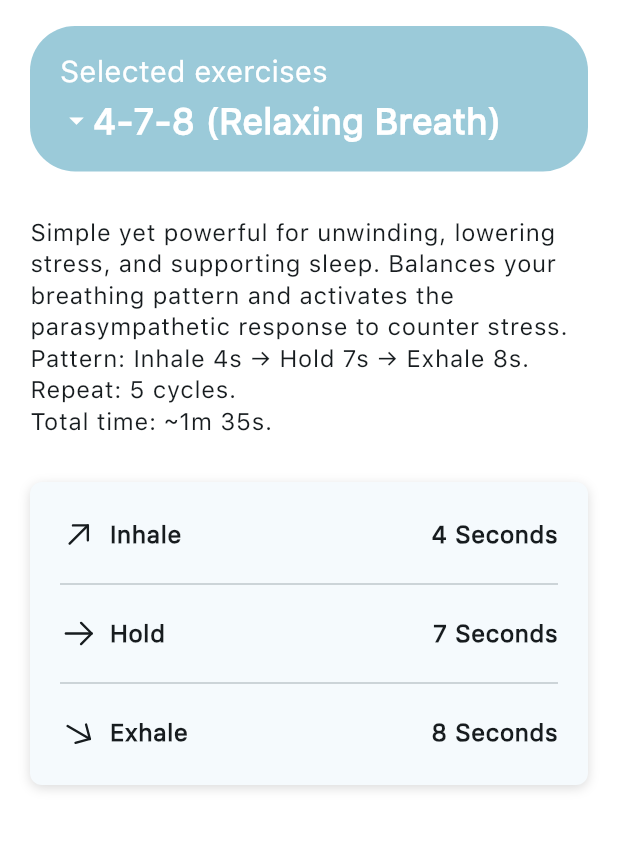
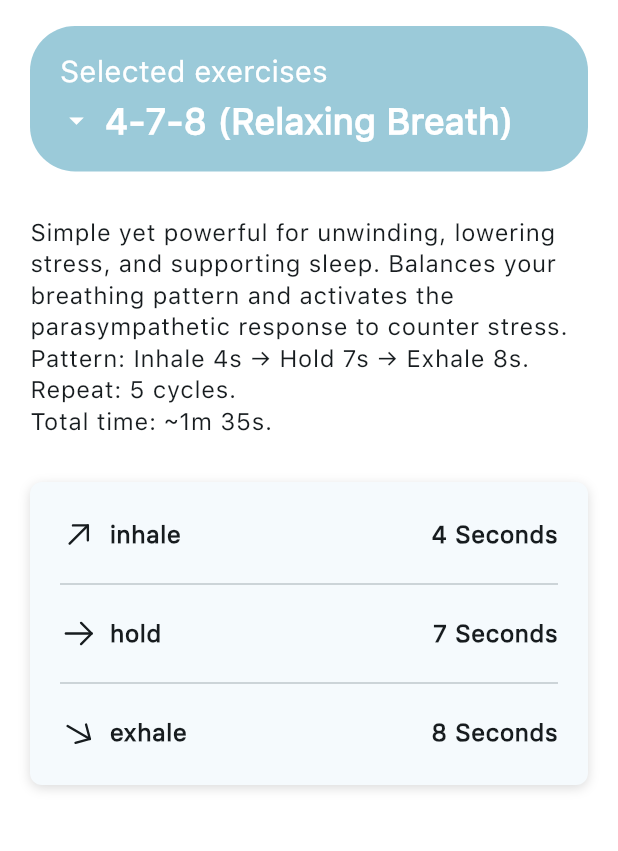
Before and after one commit to qwerpap/breathe_app, a Flutter app: the screen it shows after launch, after a tap on "Exercises", on a phone screen of 412 x 824 dp, the part 64-915 px from its top. Run offline on Flutter 3.47's test engine with Material 3 defaults, Android fonts, the phone set to English and light mode, and no system bars; drawn by our look-alikes of auto_size_text; our stand-ins replace flutter_bloc, flutter_svg, shared_preferences.

Commit message:
version 1.0.0

```diff
--- a/lib/constants/app_constants.dart
+++ b/lib/constants/app_constants.dart
@@ -1,21 +1,22 @@
 import 'package:breathe_app/features/breathe_screen/data/models/breathe_model.dart';
+import 'package:breathe_app/generated/l10n.dart';
+import 'package:flutter/material.dart';
 
 class AppConstants {
   static const nameApp = 'FlowPause';
   static const versionApp = '1.0.0';
 
-  static const List<BreatheModel> techniques = [
+  static List<BreatheModel> getTechniques(BuildContext context) {
+    final s = S.of(context);
+
+    return [
       BreatheModel(
-      name: '4‑7‑8 (Relaxing Breath)',
+        name: s.technique_478_name,
         steps: [BreathStep(inhale: 4, hold: 7, exhale: 8)],
-      description:
-          'Simple yet powerful for unwinding, lowering stress, and supporting sleep. Balances your breathing pattern and activates the parasympathetic response to counter stress.\n'
-          'Pattern: Inhale 4s → Hold 7s → Exhale 8s.\n'
-          'Repeat: 5 cycles.\n'
-          'Total time: ~1m 35s.',
+        description: s.technique_478_description,
       ),
       BreatheModel(
-      name: '1:2 (Long Exhale)',
+        name: s.technique_12_name,
         steps: [
           BreathStep(inhale: 8, hold: 0, exhale: 16),
           BreathStep(inhale: 7, hold: 0, exhale: 14),
@@ -26,44 +27,29 @@ class AppConstants {
           BreathStep(inhale: 2, hold: 0, exhale: 4),
           BreathStep(inhale: 1, hold: 0, exhale: 2),
         ],
-      description:
-          'A short inhale followed by an exhale twice as long gently engages the parasympathetic system and encourages relaxation. Useful under stress and before sleep.\n'
-          'Pattern: Inhale 4s → Exhale 8s.\n'
-          'Repeat: 8 cycles.\n'
-          'Total time: ~1m 36s.',
+        description: s.technique_12_description,
       ),
       BreatheModel(
-      name: 'Rectangle Breathing',
+        name: s.technique_rectangle_name,
         steps: [
           BreathStep(inhale: 6, hold: 3, exhale: 6),
           BreathStep(inhale: 0, hold: 3, exhale: 0), // задержка после выдоха
         ],
-      description:
-          'Longer inhales/exhales paired with brief breath‑holds help even out your breathing, ease tension, and support steady focus. A good steadying rhythm in challenging moments.\n'
-          'Pattern: Inhale 6s → Hold 3s → Exhale 6s → Hold 3s.\n'
-          'Repeat: 5 cycles.\n'
-          'Total time: ~1m 30s.',
+        description: s.technique_rectangle_description,
       ),
       BreatheModel(
-      name: 'Ujjayi',
+        name: s.technique_ujjayi_name,
         steps: [BreathStep(inhale: 5, hold: 0, exhale: 5)],
-      description:
-          'A traditional yogic method: slow nasal breathing with a light throat constriction that creates a soothing “ocean” sound. Deepens relaxation, sharpens concentration, and syncs breath with movement in yoga—great when you need to ground yourself.\n'
-          'Pattern: Inhale 5s → Exhale 5s.\n'
-          'Repeat: 10 cycles.\n'
-          'Total time: ~1m 40s.',
+        description: s.technique_ujjayi_description,
       ),
       BreatheModel(
-      name: 'Box (Square) Breathing',
+        name: s.technique_box_name,
         steps: [
           BreathStep(inhale: 4, hold: 4, exhale: 4),
           BreathStep(inhale: 0, hold: 4, exhale: 0), // задержка после выдоха
         ],
-      description:
-          'Equal lengths for inhale, hold, exhale, hold. Stabilizes rhythm, calms the nervous system, and helps you regain control and concentration in stressful situations. The steady tempo feels meditative.\n'
-          'Pattern: Inhale 4s → Hold 4s → Exhale 4s → Hold 4s.\n'
-          'Repeat: 5 cycles.\n'
-          'Total time: ~1m 20s.',
+        description: s.technique_box_description,
       ),
     ];
   }
+}
--- a/lib/features/exercises_screen/view/exercises_screen.dart
+++ b/lib/features/exercises_screen/view/exercises_screen.dart
@@ -19,11 +19,10 @@ class ExercisesScreen extends StatefulWidget {
 }
 
 class _ExercisesScreenState extends State<ExercisesScreen> {
-  final List<BreatheModel> techniques = AppConstants.techniques;
-
   int selectedTechniqueIndex = 0;
 
   void _showTechniquePicker() {
+    final techniques = AppConstants.getTechniques(context);
     showTechniquePicker(
       context: context,
       techniques: techniques,
@@ -39,7 +38,7 @@ class _ExercisesScreenState extends State<ExercisesScreen> {
     final theme = Theme.of(context);
     final textTheme = theme.textTheme;
     final surfaceColor = theme.colorScheme.surface;
-    final onSurfaceColor = theme.colorScheme.onSurface;
+    final techniques = AppConstants.getTechniques(context);
     final step = techniques[selectedTechniqueIndex].steps.first;
     return Scaffold(
       appBar: PreferredSize(
@@ -47,7 +46,7 @@ class _ExercisesScreenState extends State<ExercisesScreen> {
         child: CustomAppBar(title: S.of(context).exercises),
       ),
       body: ListView(
-        padding: EdgeInsets.symmetric(horizontal: 20),
+        padding: const EdgeInsets.symmetric(horizontal: 20),
         children: [
           SelectedExercises(
             techniques: techniques,
@@ -77,19 +76,19 @@ class _ExercisesScreenState extends State<ExercisesScreen> {
             child: Column(
               children: [
                 BreatheDetailsCard(
-                  title: 'Inhale',
+                  title: S.of(context).inhale,
                   svg: ImageSource.arrowUp,
                   duration: step.inhale,
                 ),
-                Divider(),
+                const Divider(),
                 BreatheDetailsCard(
-                  title: 'Hold',
+                  title: S.of(context).hold,
                   svg: ImageSource.arrowUp,
                   duration: step.hold,
                 ),
-                Divider(),
+                const Divider(),
                 BreatheDetailsCard(
-                  title: 'Exhale',
+                  title: S.of(context).exhale,
                   svg: ImageSource.arrowUp,
                   duration: step.exhale,
                 ),
--- a/lib/features/exercises_screen/widget/selected_exercises.dart
+++ b/lib/features/exercises_screen/widget/selected_exercises.dart
@@ -1,3 +1,4 @@
+import 'package:auto_size_text/auto_size_text.dart';
 import 'package:breathe_app/features/breathe_screen/data/models/breathe_model.dart';
 import 'package:breathe_app/theme/app_colors.dart';
 import 'package:flutter/material.dart';
@@ -40,11 +41,18 @@ class SelectedExercises extends StatelessWidget {
                   Icons.arrow_drop_down,
                   color: AppColors.whiteColor,
                 ),
-                Text(
-                  techniques[selectedTechniqueIndex].name,
-                  style: theme.titleMedium?.copyWith(
-                    color: AppColors.whiteColor,
-                    fontWeight: FontWeight.w600,
+                const SizedBox(
+                  width: 8,
+                ), // чтобы был отступ между иконкой и текстом
+                Expanded(
+                  child: AutoSizeText(
+                    techniques[selectedTechniqueIndex].name,
+                    maxLines: 1,
+                    overflow: TextOverflow.ellipsis,
+                    style: theme.titleMedium?.copyWith(
+                      color: AppColors.whiteColor,
+                      fontWeight: FontWeight.w600,
+                    ),
                   ),
                 ),
               ],
--- a/lib/features/splash_screen/view/splash_screen.dart
+++ b/lib/features/splash_screen/view/splash_screen.dart
@@ -1,20 +1,41 @@
+import 'dart:async';
 import 'package:breathe_app/constants/app_constants.dart';
 import 'package:breathe_app/constants/image_source.dart';
+import 'package:breathe_app/features/menu_screen/view/menu_screen.dart';
 import 'package:breathe_app/theme/app_colors.dart';
 import 'package:flutter/material.dart';
 import 'package:flutter_svg/flutter_svg.dart';
 
-class SplashScreen extends StatelessWidget {
+class SplashScreen extends StatefulWidget {
   const SplashScreen({super.key});
 
   @override
+  State<SplashScreen> createState() => _SplashScreenState();
+}
+
+class _SplashScreenState extends State<SplashScreen> {
+  bool _navigated = false;
+
+  @override
   Widget build(BuildContext context) {
+    // Навигация только один раз
+    if (!_navigated) {
+      _navigated = true;
+      Future.delayed(const Duration(milliseconds: 1500), () {
+        if (!mounted) return;
+        Navigator.of(context).pushReplacement(
+          MaterialPageRoute(builder: (_) => const MenuScreen()),
+        );
+      });
+    }
+
     final textStyle = TextStyle(
       fontFamily: 'SfPro',
-      fontSize: 24,
+      fontSize: 36,
       fontWeight: FontWeight.w600,
       color: Colors.white,
     );
+
     return Scaffold(
       body: SafeArea(
         child: Container(
@@ -27,7 +48,7 @@ class SplashScreen extends StatelessWidget {
                   ImageSource.logo,
                   width: MediaQuery.of(context).size.width * 0.8,
                 ),
-                SizedBox(height: 16),
+                const SizedBox(height: 16),
                 Text(AppConstants.nameApp, style: textStyle),
               ],
             ),
--- a/lib/main.dart
+++ b/lib/main.dart
@@ -1,7 +1,7 @@
 import 'dart:async';
 import 'package:breathe_app/features/global/bloc/toggle_theme_bloc.dart';
-import 'package:breathe_app/features/menu_screen/view/menu_screen.dart';
 import 'package:breathe_app/features/settings_screen/bloc/settgins_bloc.dart';
+import 'package:breathe_app/features/splash_screen/view/splash_screen.dart';
 import 'package:breathe_app/generated/l10n.dart';
 import 'package:breathe_app/theme/theme.dart';
 import 'package:flutter/material.dart';
@@ -9,12 +9,9 @@ import 'package:flutter_localizations/flutter_localizations.dart';
 import 'package:flutter_bloc/flutter_bloc.dart';
 import 'package:shared_preferences/shared_preferences.dart';
 
-void main() {
-  runZonedGuarded(
-    () async {
+void main() async {
   WidgetsFlutterBinding.ensureInitialized();
 
-      // Загрузка сохранённой темы
   final prefs = await SharedPreferences.getInstance();
   final isDark = prefs.getBool('isDarkTheme') ?? false;
   final initialTheme = isDark ? darktTheme : lightTheme;
@@ -23,18 +20,12 @@ void main() {
     MultiBlocProvider(
       providers: [
         BlocProvider(
-              create:
-                  (_) => ThemeBloc(initialTheme: initialTheme, isDark: isDark),
+          create: (_) => ThemeBloc(initialTheme: initialTheme, isDark: isDark),
         ),
         BlocProvider(create: (_) => SettingsCubit()),
       ],
       child: const MyApp(),
     ),
-      );
-    },
-    (error, stackTrace) {
-      print('Caught error: $error');
-    },
   );
 }
 
@@ -62,7 +53,7 @@ class _MyAppState extends State<MyApp> {
   @override
   void initState() {
     super.initState();
-    _loadSavedLocale();
+    _loadSavedLocale(); // вызов загрузки сохранённой локали
   }
 
   Future<void> _loadSavedLocale() async {
@@ -80,7 +71,7 @@ class _MyAppState extends State<MyApp> {
         return MaterialApp(
           debugShowCheckedModeBanner: false,
           theme: state.themeData,
-          locale: _locale, // <- ВАЖНО!
+          locale: _locale,
           localizationsDelegates: const [
             S.delegate,
             GlobalMaterialLocalizations.delegate,
@@ -88,7 +79,7 @@ class _MyAppState extends State<MyApp> {
             GlobalCupertinoLocalizations.delegate,
           ],
           supportedLocales: S.delegate.supportedLocales,
-          home: const MenuScreen(),
+          home: const SplashScreen(),
         );
       },
     );
```
Also changed, not shown: lib/features/breathe_screen/view/breathe_screen.dart (+11 -1 lines), lib/features/menu_screen/widgets/language_dropdown.dart (+8 -0 lines), lib/l10n/intl_en.arb (+11 -1 lines), lib/l10n/intl_ru.arb (+12 -2 lines), pubspec.yaml (+15 -2 lines), assets/png/icon_app.png (added), assets/png/splash_image.png (added), lib/generated/intl/messages_all.dart, lib/generated/intl/messages_de.dart, lib/generated/intl/messages_en.dart, lib/generated/intl/messages_fr.dart, lib/generated/intl/messages_ru.dart, lib/generated/intl/messages_spa.dart, lib/generated/l10n.dart, 1 more files, 35 other files. Lines whose indentation alone changed are shown as unchanged.
